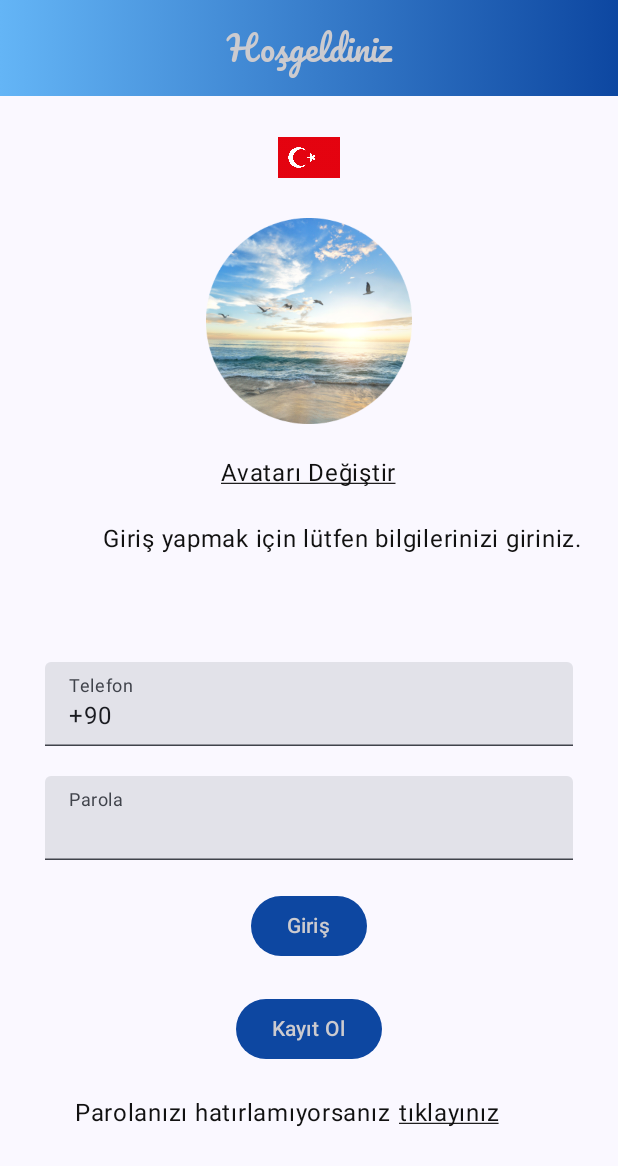
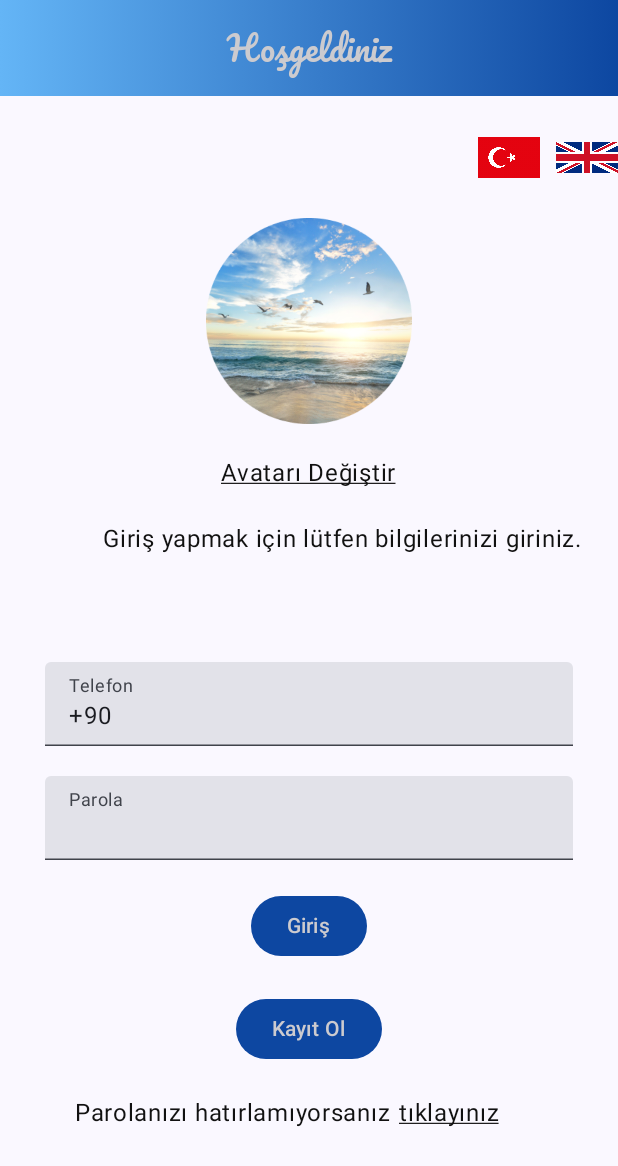
Before and after one commit to pehlivanakbas/LoginPageScreenCompose, an Android app built with Jetpack Compose: the screen it shows after launch (MainActivity), on a phone screen of 412 x 824 dp. Shown: the top 1166 px of the screen. Run offline under Robolectric (Android 15) with nearby library versions, the phone set to English and light mode, and no system bars.

Commit message:
Bayrak konumu değiştirildi.

```diff
--- a/app/src/main/java/com/techcariernet/compose/bootcampbasicpagedesignhomework/MainActivity.kt
+++ b/app/src/main/java/com/techcariernet/compose/bootcampbasicpagedesignhomework/MainActivity.kt
@@ -10,6 +10,7 @@ import androidx.compose.foundation.isSystemInDarkTheme
 import androidx.compose.foundation.layout.Arrangement
 import androidx.compose.foundation.layout.Column
 import androidx.compose.foundation.layout.Row
+import androidx.compose.foundation.layout.Spacer
 import androidx.compose.foundation.layout.fillMaxHeight
 import androidx.compose.foundation.layout.fillMaxSize
 import androidx.compose.foundation.layout.fillMaxWidth
@@ -75,14 +76,12 @@ class MainActivity : ComponentActivity() {
         setContent {
 
             BootcampBasicPageDesignHomeworkTheme {
-                Scaffold(modifier = Modifier.fillMaxSize()) { innerPadding ->
                     EntrancePage()
-
                 }
             }
         }
     }
-}
+
 
 @OptIn(ExperimentalMaterial3Api::class)
 @Composable
@@ -128,12 +127,38 @@ fun EntrancePage(darkTheme: Boolean = isSystemInDarkTheme()) {
             verticalArrangement = Arrangement.SpaceEvenly,
             horizontalAlignment = Alignment.CenterHorizontally
         ) {
-            GetImageFlag(image = painterResource(id = R.drawable.tr_flag) , contentDescription = "Language_flag_icon", size = screenWidth/10 )
-            GetImage(image =painterResource(id = R.drawable.welcomeimage) , contentDescription ="account_image" , size = screenWidth/3)
+            Row(
+                modifier = Modifier
+                    .fillMaxWidth()
+                    .align(Alignment.CenterHorizontally),
+                Arrangement.End
+            ) {
 
-            UnderlinedText(fontsize = screenWidth, text =  stringResource(id = R.string.changeAvatar))
+                GetImageFlag(
+                    image = painterResource(id = R.drawable.tr_flag),
+                    contentDescription = "Language_flag_icon",
+                    size = screenWidth / 10
+                )
+                Spacer(modifier = Modifier.padding(5.dp))
+                GetImageFlag(
+                    image = painterResource(id = R.drawable.uk_flag),
+                    contentDescription = "Language_flag_icon",
+                    size = screenWidth / 10
+                )
 
-            GetTexts(fontsize =(screenWidth), text = stringResource(id = R.string.text_enter))
+            }
+            GetImage(
+                image = painterResource(id = R.drawable.welcomeimage),
+                contentDescription = "account_image",
+                size = screenWidth / 3
+            )
+
+            UnderlinedText(
+                fontsize = screenWidth,
+                text = stringResource(id = R.string.changeAvatar)
+            )
+
+            GetTexts(fontsize = (screenWidth), text = stringResource(id = R.string.text_enter))
 
             TextFields(value = phoneNumber, labelText = stringResource(id = R.string.phone))
             TextFields(value = password, labelText = stringResource(id = R.string.password))
@@ -147,8 +172,14 @@ fun EntrancePage(darkTheme: Boolean = isSystemInDarkTheme()) {
 
             ) {
 
-                GetTexts(fontsize =screenWidth, text = stringResource(id = R.string.forget_password))
-                UnderlinedText(fontsize = screenWidth, text = stringResource(id = R.string.clickable_text) )
+                GetTexts(
+                    fontsize = screenWidth,
+                    text = stringResource(id = R.string.forget_password)
+                )
+                UnderlinedText(
+                    fontsize = screenWidth,
+                    text = stringResource(id = R.string.clickable_text)
+                )
             }
 
         }
@@ -157,8 +188,7 @@ fun EntrancePage(darkTheme: Boolean = isSystemInDarkTheme()) {
 }
 
 
-
-@Preview(showBackground = true, locale = "eng" )
+@Preview(showBackground = true, locale = "eng")
 @Composable
 fun EntrancePagePreview() {
     BootcampBasicPageDesignHomeworkTheme {
```
